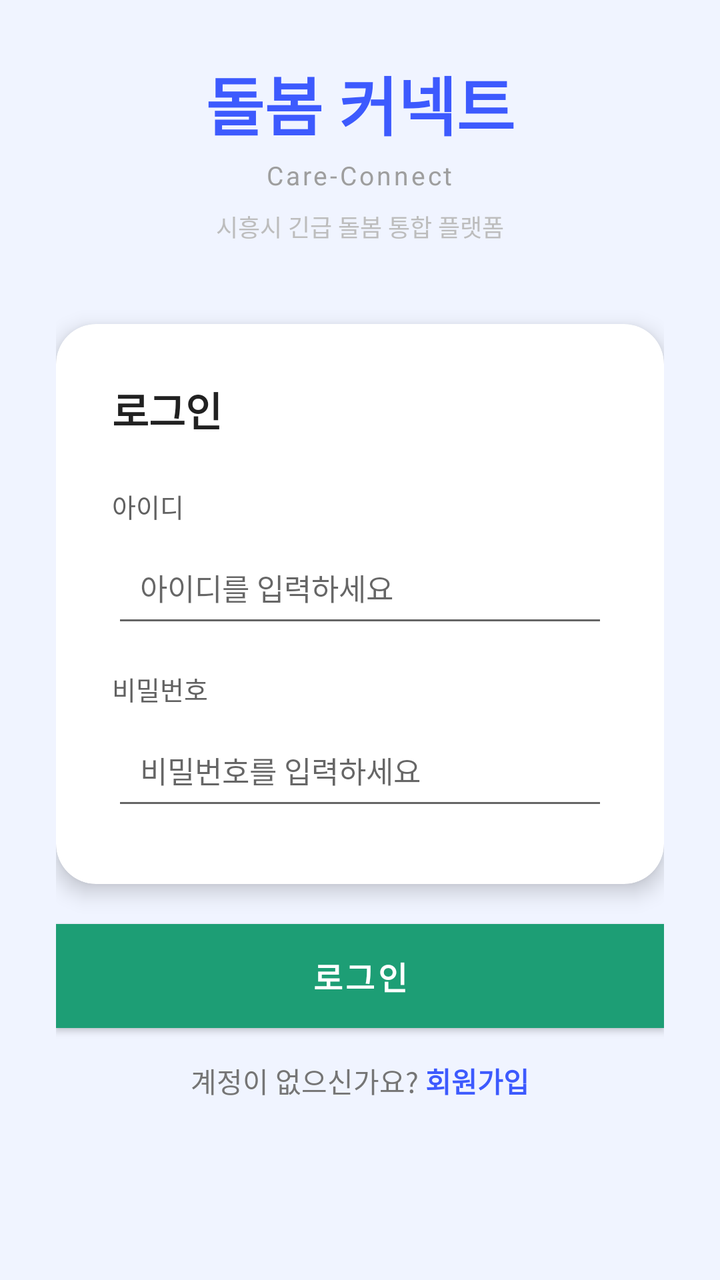
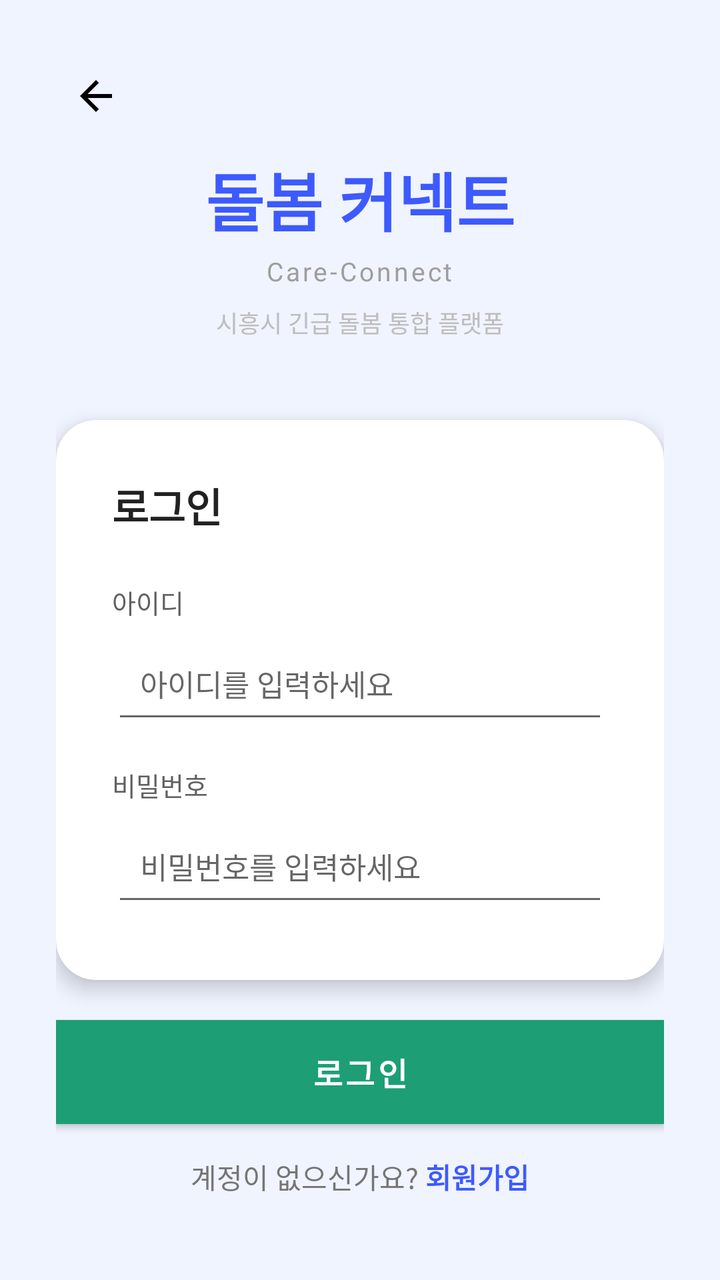

An Android layout rendered at two revisions. The XML below is the earlier revision; the diff shows what the commit changed to produce the second picture.
<!-- AndroidManifest.xml: application theme Theme.CareConnect -->
<!-- res/layout/activity_login.xml -->
<?xml version="1.0" encoding="utf-8"?>
<ScrollView xmlns:android="http://schemas.android.com/apk/res/android"
    xmlns:app="http://schemas.android.com/apk/res-auto"
    xmlns:tools="http://schemas.android.com/tools"
    android:layout_width="match_parent"
    android:layout_height="match_parent"
    android:background="#F0F4FF"
    tools:context="com.siheung.careconnect.login.LoginActivity">

    <LinearLayout
        android:layout_width="match_parent"
        android:layout_height="wrap_content"
        android:orientation="vertical"
        android:gravity="center"
        android:padding="28dp"
        android:paddingTop="72dp"
        android:paddingBottom="40dp">

        
        <TextView
            android:layout_width="wrap_content"
            android:layout_height="wrap_content"
            android:text="돌봄 커넥트"
            android:textSize="32sp"
            android:textStyle="bold"
            android:textColor="#3D5AFE"
            android:layout_marginBottom="4dp"/>

        <TextView
            android:layout_width="wrap_content"
            android:layout_height="wrap_content"
            android:text="Care-Connect"
            android:textSize="13sp"
            android:textColor="#9E9E9E"
            android:letterSpacing="0.1"
            android:layout_marginBottom="8dp"/>

        <TextView
            android:layout_width="wrap_content"
            android:layout_height="wrap_content"
            android:text="시흥시 긴급 돌봄 통합 플랫폼"
            android:textSize="12sp"
            android:textColor="#BDBDBD"
            android:layout_marginBottom="40dp"/>

        
        <androidx.cardview.widget.CardView
            android:layout_width="match_parent"
            android:layout_height="wrap_content"
            app:cardCornerRadius="20dp"
            app:cardElevation="6dp"
            android:layout_marginBottom="20dp">

            <LinearLayout
                android:layout_width="match_parent"
                android:layout_height="wrap_content"
                android:orientation="vertical"
                android:padding="28dp">

                <TextView
                    android:layout_width="wrap_content"
                    android:layout_height="wrap_content"
                    android:text="로그인"
                    android:textSize="20sp"
                    android:textStyle="bold"
                    android:textColor="#212121"
                    android:layout_marginBottom="24dp"/>

                
                <TextView
                    android:layout_width="wrap_content"
                    android:layout_height="wrap_content"
                    android:text="아이디"
                    android:textSize="13sp"
                    android:textColor="#616161"
                    android:layout_marginBottom="6dp"/>

                <EditText
                    android:id="@+id/etUsername"
                    android:layout_width="match_parent"
                    android:layout_height="wrap_content"
                    android:hint="아이디를 입력하세요"
                    android:inputType="text"
                    android:padding="14dp"
                    android:textSize="15sp"
                    android:layout_marginBottom="16dp"/>

                
                <TextView
                    android:layout_width="wrap_content"
                    android:layout_height="wrap_content"
                    android:text="비밀번호"
                    android:textSize="13sp"
                    android:textColor="#616161"
                    android:layout_marginBottom="6dp"/>

                <EditText
                    android:id="@+id/etPassword"
                    android:layout_width="match_parent"
                    android:layout_height="wrap_content"
                    android:hint="비밀번호를 입력하세요"
                    android:inputType="textPassword"
                    android:padding="14dp"
                    android:textSize="15sp"
                    android:layout_marginBottom="4dp"/>

                
                <TextView
                    android:id="@+id/tvLoginError"
                    android:layout_width="wrap_content"
                    android:layout_height="wrap_content"
                    android:textColor="#D32F2F"
                    android:textSize="13sp"
                    android:layout_marginBottom="8dp"
                    android:visibility="gone"/>

            </LinearLayout>
        </androidx.cardview.widget.CardView>

        
        <Button
            android:id="@+id/btnLogin"
            android:layout_width="match_parent"
            android:layout_height="52dp"
            android:text="로그인"
            android:textSize="16sp"
            android:textStyle="bold"
            android:background="#3D5AFE"
            android:textColor="#FFFFFF"
            android:layout_marginBottom="16dp"/>

        
        <LinearLayout
            android:layout_width="wrap_content"
            android:layout_height="wrap_content"
            android:orientation="horizontal"
            android:gravity="center_vertical">

            <TextView
                android:layout_width="wrap_content"
                android:layout_height="wrap_content"
                android:text="계정이 없으신가요? "
                android:textColor="#757575"
                android:textSize="14sp"/>

            <TextView
                android:id="@+id/tvGoToSignUp"
                android:layout_width="wrap_content"
                android:layout_height="wrap_content"
                android:text="회원가입"
                android:textColor="#3D5AFE"
                android:textStyle="bold"
                android:textSize="14sp"/>
        </LinearLayout>

    </LinearLayout>
</ScrollView>
<!-- resources referenced by this layout -->
<resources>
  <style name="Theme.CareConnect" parent="Theme.MaterialComponents.DayNight.NoActionBar">
          <item name="colorPrimary">@color/green_primary</item>
          <item name="colorPrimaryVariant">@color/green_dark</item>
          <item name="colorOnPrimary">@color/white</item>
          <item name="colorSecondary">@color/green_light</item>
          <item name="android:windowBackground">@color/bg_secondary</item>
          <item name="android:statusBarColor">@color/green_primary</item>
          <item name="android:navigationBarColor">@color/bg_primary</item>
      </style>
  <color name="green_primary">#1D9E75</color>
  <color name="green_dark">#0F6E56</color>
  <color name="white">#FFFFFF</color>
  <color name="green_light">#E1F5EE</color>
  <color name="bg_secondary">#F5F5F5</color>
  <color name="bg_primary">#FFFFFF</color>
</resources>

<!-- the commit's change to res/layout/activity_login.xml (unified diff, before → after) -->
@@ -15,6 +15,15 @@
         android:padding="28dp"
         android:paddingTop="72dp"
         android:paddingBottom="40dp">
+        <ImageButton
+            android:id="@+id/btnBack"
+            android:layout_width="40dp"
+            android:layout_height="40dp"
+            android:layout_gravity="start"
+            android:background="?attr/selectableItemBackgroundBorderless"
+            android:src="@drawable/ic_back"
+            android:contentDescription="뒤로가기"
+            android:layout_marginBottom="8dp" />
 
         
         <TextView
<!-- resource entries referenced after the edit -->
@@ -1,5 +1,11 @@
 <!-- resources referenced by this layout -->
 <resources>
+  <!-- drawable ic_back (drawable) -->
+  <vector xmlns:android="http://schemas.android.com/apk/res/android" android:autoMirrored="true" android:height="24dp" android:tint="#000000" android:viewportHeight="960" android:viewportWidth="960" android:width="24dp">
+        
+      <path android:fillColor="@android:color/white" android:pathData="M313,520L537,744L480,800L160,480L480,160L537,216L313,440L800,440L800,520L313,520Z"/>
+      
+  </vector>
   <style name="Theme.CareConnect" parent="Theme.MaterialComponents.DayNight.NoActionBar">
           <item name="colorPrimary">@color/green_primary</item>
           <item name="colorPrimaryVariant">@color/green_dark</item>
